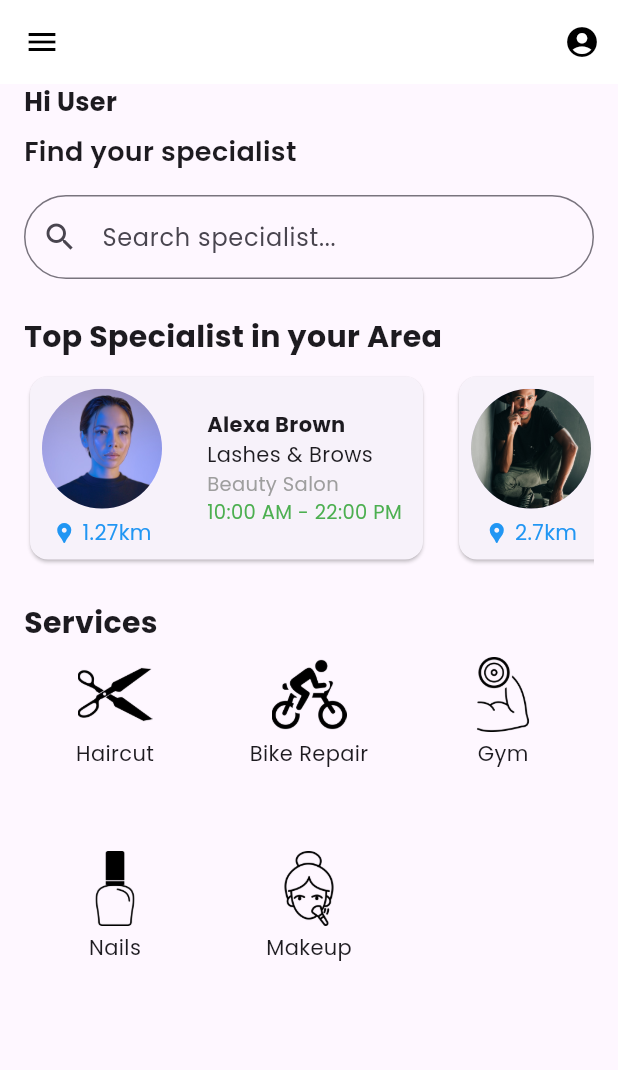
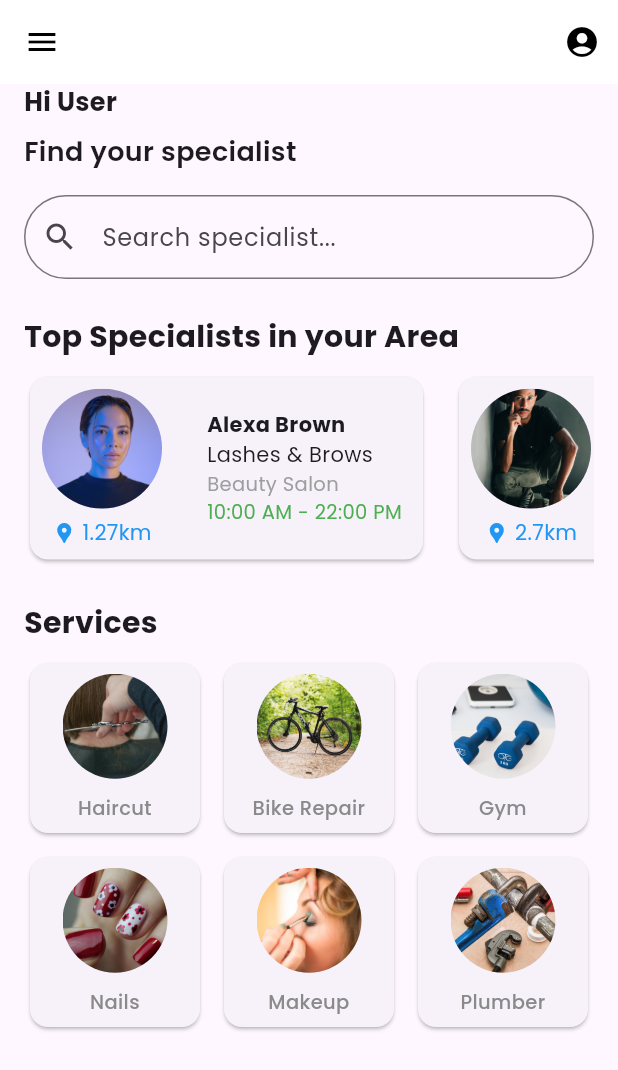
Before and after one commit to Javad228/WiseConnect, a Flutter app: the screen it shows after launch, on a phone screen of 412 x 824 dp. Shown: the top 1070 px of the screen. Run offline on Flutter 3.47's test engine with Material 3 defaults, Android fonts, the phone set to English and light mode, and no system bars; our stand-ins replace google_fonts, wakelock_plus.

Commit message:
added services with grid view. dummy images added

```diff
--- a/wise_connect/lib/main.dart
+++ b/wise_connect/lib/main.dart
@@ -65,7 +65,7 @@ class HomeScreen extends StatelessWidget {
             ),
             SizedBox(height: 24),
             Text(
-              'Top Specialist in your Area',
+              'Top Specialists in your Area',
               style: TextStyle(fontSize: 20, fontWeight: FontWeight.bold),
             ),
             SizedBox(height: 8),
@@ -105,12 +105,12 @@ class HomeScreen extends StatelessWidget {
                 mainAxisSpacing: 8,
                 crossAxisSpacing: 8,
                 children: [
-                  ServiceIcon(label: 'Haircut', iconPath: 'assets/icons/haircut.png'),
-                  ServiceIcon(label: 'Bike Repair', iconPath: 'assets/icons/bikerepair.png'),
-                  ServiceIcon(label: 'Gym', iconPath: 'assets/icons/gym.png'),
-                  ServiceIcon(label: 'Nails', iconPath: 'assets/icons/nails.png'),
-                  ServiceIcon(label: 'Makeup', iconPath: 'assets/icons/makeup.png'),
-
+                  ServiceIcon(label: 'Haircut', iconPath: 'assets/icons/haircut.jpg'),
+                  ServiceIcon(label: 'Bike Repair', iconPath: 'assets/icons/bikerepair.jpg'),
+                  ServiceIcon(label: 'Gym', iconPath: 'assets/icons/gym.jpg'),
+                  ServiceIcon(label: 'Nails', iconPath: 'assets/icons/nails.jpg'),
+                  ServiceIcon(label: 'Makeup', iconPath: 'assets/icons/makeup.jpg'),
+                  ServiceIcon(label: 'Plumber', iconPath: 'assets/icons/plumber.jpg'),
                   // Add more services as needed
                 ],
               ),
@@ -205,7 +205,6 @@ class SpecialistCard extends StatelessWidget {
   }
 }
 
-
 class ServiceIcon extends StatelessWidget {
   final String label;
   final String iconPath;
@@ -214,12 +213,37 @@ class ServiceIcon extends StatelessWidget {
 
   @override
   Widget build(BuildContext context) {
-    return Column(
-      children: [
-        Image.asset(iconPath, height: 50, width: 50),
-        SizedBox(height: 4),
-        Text(label, style: TextStyle(fontSize: 14)),
-      ],
+    return Card(
+      shape: RoundedRectangleBorder(
+        borderRadius: BorderRadius.circular(12), // Rounded corners
+      ),
+      elevation: 1, // Elevation to give the card a slight shadow
+      child: Padding(
+        padding: const EdgeInsets.all(0.0), // Add some padding around the icon and label
+        child: Column(
+          mainAxisAlignment: MainAxisAlignment.center,
+          children: [
+            ClipOval(
+              child: Image.asset(
+                iconPath,
+                height: 70,
+                width: 70,
+                fit: BoxFit.cover, // Ensures the image covers the circular shape
+              ),
+            ),
+            SizedBox(height: 10),
+            Text(
+              label,
+              style: TextStyle(
+                fontSize: 13,
+                fontWeight: FontWeight.w500,
+                color: const Color.fromARGB(255, 138, 138, 138),
+              ),
+              textAlign: TextAlign.center,
+            ),
+          ],
+        ),
+      ),
     );
   }
 }
```
Also changed, not shown: wise_connect/assets/icons/bikerepair.jpg (added), wise_connect/assets/icons/gym.jpg (added), wise_connect/assets/icons/haircut.jpg (added), wise_connect/assets/icons/makeup.jpg (added), wise_connect/assets/icons/nails.jpg (added), wise_connect/assets/icons/plumber.jpg (added), wise_connect/assets/icons/plumber.png (added).
